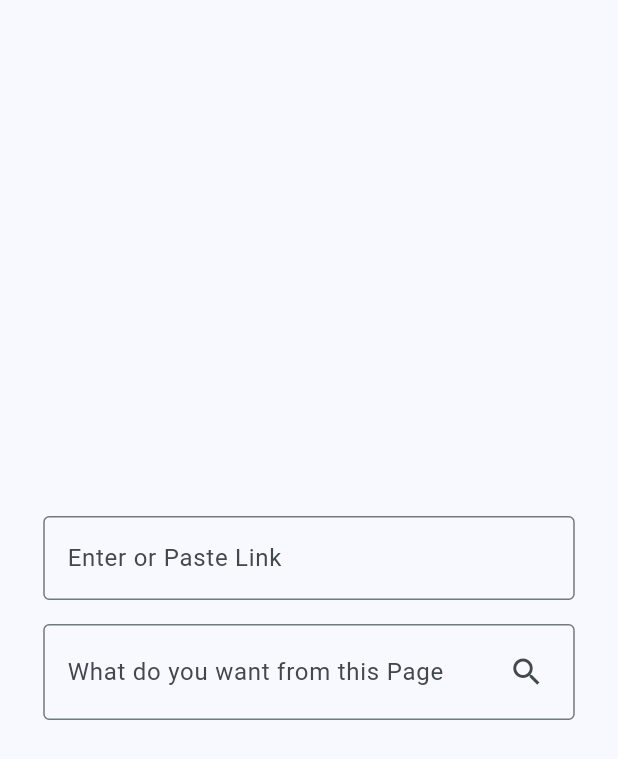
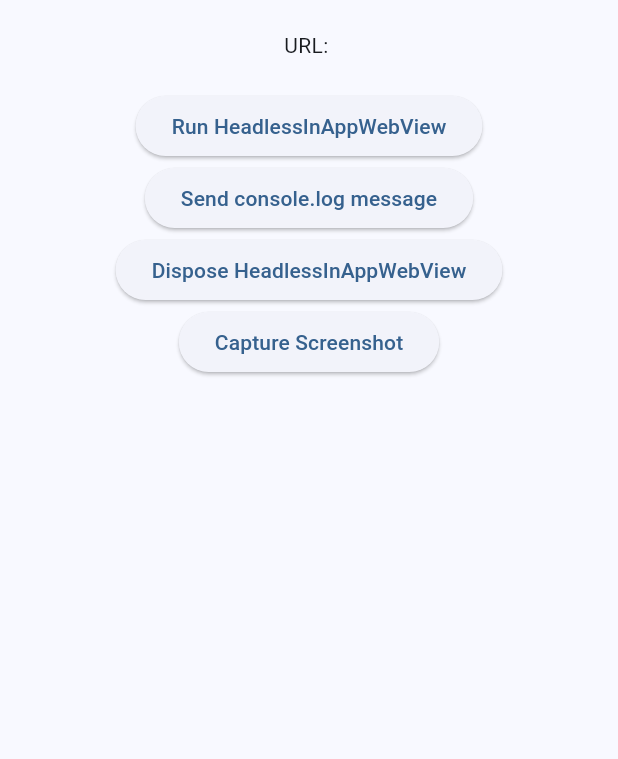
Before and after one commit to KABILAN235/Linkage, a Flutter app: the screen it shows after launch, on a phone screen of 412 x 824 dp. Shown: the top 759 px of the screen. Run offline on Flutter 3.47's test engine with Material 3 defaults, Android fonts, the phone set to English and light mode, and no system bars; our stand-ins replace skeletonizer; missing offline and left inert: flutter_inappwebview, ogp_data_extract.

Commit message:
feat : flutter in app webview successfully generates PDFs

```diff
--- a/lib/main.dart
+++ b/lib/main.dart
@@ -1,4 +1,5 @@
 import 'package:flutter/material.dart';
+import 'package:linkage/screens/inapp_webview_screen.dart';
 import 'package:linkage/screens/prompt_screen.dart';
 
 void main() {
@@ -45,6 +46,6 @@ class MyHomePage extends StatefulWidget {
 class _MyHomePageState extends State<MyHomePage> {
   @override
   Widget build(BuildContext context) {
-    return Scaffold(body: PromptScreen());
+    return Scaffold(body: WebView());
   }
 }
--- /dev/null
+++ b/lib/screens/inapp_webview_screen.dart
@@ -0,0 +1,198 @@
+import 'dart:io';
+
+import 'package:flutter/foundation.dart';
+import 'package:flutter/material.dart';
+import 'package:flutter_inappwebview/flutter_inappwebview.dart';
+import 'package:path_provider/path_provider.dart';
+
+class WebView extends StatefulWidget {
+  const WebView({super.key});
+
+  @override
+  State<WebView> createState() => _WebViewState();
+}
+
+class _WebViewState extends State<WebView> {
+  HeadlessInAppWebView? headlessWebView;
+  String url = "";
+
+  @override
+  void initState() {
+    super.initState();
+
+    headlessWebView = HeadlessInAppWebView(
+      initialUrlRequest: URLRequest(
+        url: WebUri(
+          "https://www.woolworths.com.au/shop/search/products?searchTerm=Oreo",
+        ),
+      ),
+      initialSettings: InAppWebViewSettings(isInspectable: kDebugMode),
+      onWebViewCreated: (controller) {
+        const snackBar = SnackBar(
+          content: Text('HeadlessInAppWebView created!'),
+          duration: Duration(seconds: 1),
+        );
+        ScaffoldMessenger.of(context).showSnackBar(snackBar);
+      },
+      onConsoleMessage: (controller, consoleMessage) {
+        final snackBar = SnackBar(
+          content: Text('Console Message: ${consoleMessage.message}'),
+          duration: const Duration(seconds: 1),
+        );
+        ScaffoldMessenger.of(context).showSnackBar(snackBar);
+      },
+      onLoadStart: (controller, url) async {
+        final snackBar = SnackBar(
+          content: Text('onLoadStart $url'),
+          duration: const Duration(seconds: 1),
+        );
+        ScaffoldMessenger.of(context).showSnackBar(snackBar);
+
+        setState(() {
+          this.url = url?.toString() ?? '';
+        });
+      },
+      onLoadStop: (controller, url) async {
+        final snackBar = SnackBar(
+          content: Text('onLoadStop $url'),
+          duration: const Duration(seconds: 1),
+        );
+        ScaffoldMessenger.of(context).showSnackBar(snackBar);
+
+        setState(() {
+          this.url = url?.toString() ?? '';
+        });
+      },
+    );
+  }
+
+  @override
+  void dispose() {
+    super.dispose();
+    headlessWebView?.dispose();
+  }
+
+  @override
+  Widget build(BuildContext context) {
+    return SafeArea(
+      child: Column(
+        children: <Widget>[
+          Container(
+            padding: const EdgeInsets.all(20.0),
+            child: Text(
+              "URL: ${(url.length > 50) ? "${url.substring(0, 50)}..." : url}",
+            ),
+          ),
+          Center(
+            child: ElevatedButton(
+              onPressed: () async {
+                await headlessWebView?.dispose();
+                await headlessWebView?.run();
+              },
+              child: const Text("Run HeadlessInAppWebView"),
+            ),
+          ),
+          Center(
+            child: ElevatedButton(
+              onPressed: () async {
+                if (headlessWebView?.isRunning() ?? false) {
+                  await headlessWebView?.webViewController?.evaluateJavascript(
+                    source: "console.log('Here is the message!');",
+                  );
+                } else {
+                  const snackBar = SnackBar(
+                    content: Text(
+                      'HeadlessInAppWebView is not running. Click on "Run HeadlessInAppWebView"!',
+                    ),
+                    duration: Duration(milliseconds: 1500),
+                  );
+                  ScaffoldMessenger.of(context).showSnackBar(snackBar);
+                }
+              },
+              child: const Text("Send console.log message"),
+            ),
+          ),
+          Center(
+            child: ElevatedButton(
+              onPressed: () {
+                headlessWebView?.dispose();
+                setState(() {
+                  url = '';
+                });
+              },
+              child: const Text("Dispose HeadlessInAppWebView"),
+            ),
+          ),
+          Center(
+            child: ElevatedButton(
+              onPressed: () async {
+                // Size screenSize = MediaQuery.of(context).size;
+                Uint8List? pdf =
+                    await headlessWebView?.webViewController?.createPdf();
+
+                String? html =
+                    await headlessWebView?.webViewController?.getHtml();
+
+                final String dir =
+                    (await getApplicationDocumentsDirectory()).path;
+                final String path = '$dir/example.pdf';
+                final String HTMLpath = '$dir/index.html';
+
+                final File file = File(path);
+                final File htmlFile = File(HTMLpath);
+                if (pdf != null && html != null) {
+                  await file.writeAsBytes(pdf);
+                  await htmlFile.writeAsString(html);
+
+                  print(file.path);
+                  print(dir);
+                } else {
+                  const snackBar = SnackBar(
+                    content: Text('Failed to generate PDF.'),
+                    duration: Duration(seconds: 1),
+                  );
+                  ScaffoldMessenger.of(context).showSnackBar(snackBar);
+                }
+
+                // Uint8List? capturedImage = await headlessWebView
+                //     ?.webViewController
+                //     ?.takeScreenshot(
+                //       screenshotConfiguration: ScreenshotConfiguration(
+                //         rect: InAppWebViewRect(
+                //           x: 0,
+                //           y: 0,
+                //           width: screenSize.width,
+                //           height:
+                //               (contentHeight?.toDouble()) ?? screenSize.height,
+                //         ),
+                //       ),
+                //     );
+
+                // showDialog(
+                //   context: context,
+                //   builder: (BuildContext context) {
+                //     return AlertDialog(
+                //       content:
+                //           capturedImage != null
+                //               ? Image.memory(capturedImage)
+                //               : Text("No Captured Image3"),
+                //       actions: [
+                //         TextButton(
+                //           onPressed: () {
+                //             Navigator.of(context).pop();
+                //           },
+                //           child: const Text('Close'),
+                //         ),
+                //       ],
+                //     );
+                //   },
+                // );
+              },
+              child: const Text("Capture Screenshot"),
+            ),
+          ),
+        ],
+      ),
+    );
+  }
+}
--- a/pubspec.yaml
+++ b/pubspec.yaml
@@ -37,6 +37,8 @@ dependencies:
   ogp_data_extract: ^0.2.1
   skeletonizer: ^1.4.3
   url_launcher: ^6.3.1
+  flutter_inappwebview: ^6.1.5
+  path_provider: ^2.1.5
 
 dev_dependencies:
   flutter_test:
```
Also changed, not shown: pubspec.lock, 4 other files.
